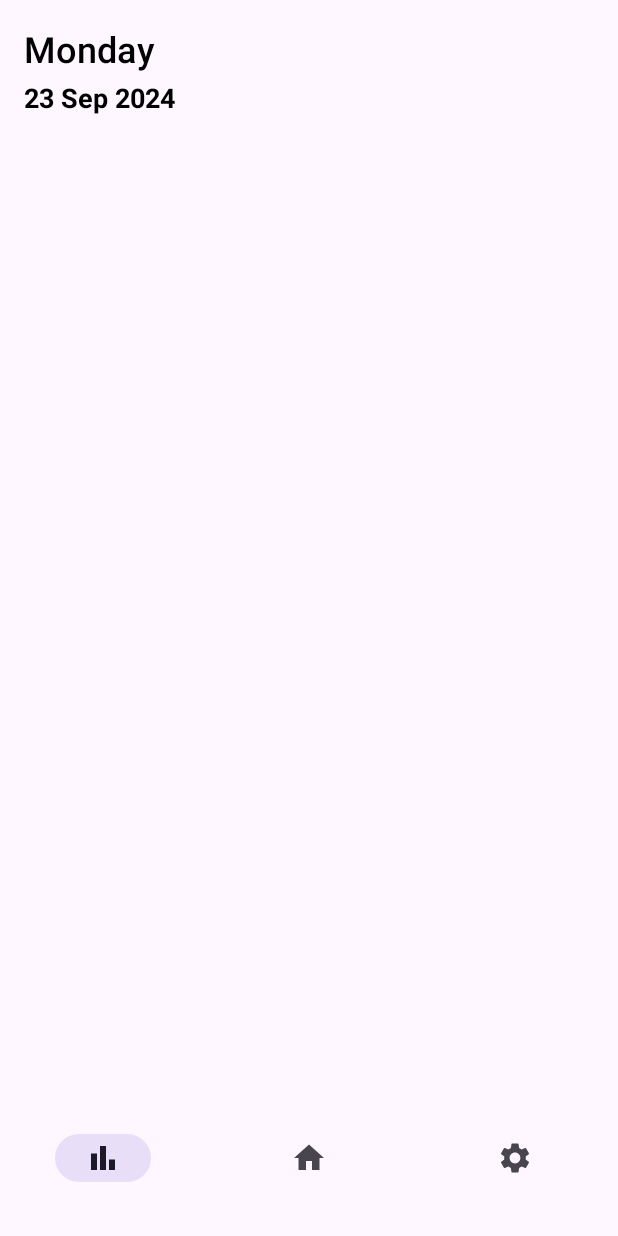
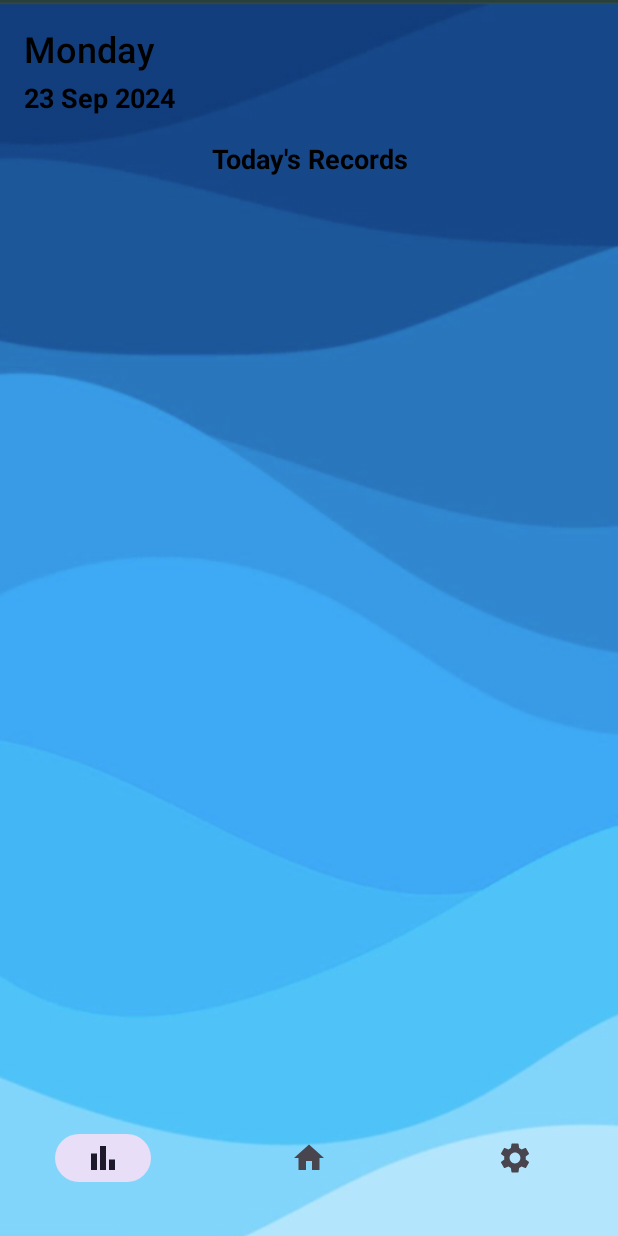
Before and after one commit to tiakavousi/WaterWise, an Android app: the HistoryActivity screen opened directly, with no data from a screen before it, on a phone screen of 412 x 824 dp. Run offline under Robolectric (Android 15) with nearby library versions, the light colour scheme and no system bars; our stand-ins replace Firebase (no records; nobody signed in at launch, a user with empty details on screens opened directly).

Commit message:
records moved to history page

```diff
--- a/app/src/main/java/com/example/WaterWise/HistoryActivity.java
+++ b/app/src/main/java/com/example/WaterWise/HistoryActivity.java
@@ -6,28 +6,40 @@ import android.view.Menu;
 import android.widget.TextView;
 
 import androidx.appcompat.app.AppCompatActivity;
+import androidx.lifecycle.ViewModelProvider;
+import androidx.recyclerview.widget.LinearLayoutManager;
+import androidx.recyclerview.widget.RecyclerView;
 
 import com.google.android.material.bottomnavigation.BottomNavigationView;
+import com.google.firebase.auth.FirebaseAuth;
 
 import java.text.SimpleDateFormat;
+import java.util.ArrayList;
 import java.util.Date;
+import java.util.List;
 import java.util.Locale;
 
 public class HistoryActivity extends AppCompatActivity {
-
-    private FirestoreHelper firestoreHelper;
+    private List<Record> records = new ArrayList<>();
+    private RecordAdapter adapter;
+    private DataModel dataModel;
+    private FirestoreHelper firestoreHelper = new FirestoreHelper();
     private TextView dayOfWeekTextView, dateTextView;
+    private String userId = FirebaseAuth.getInstance().getCurrentUser().getUid();
 
     @Override
     protected void onCreate(Bundle savedInstanceState) {
         super.onCreate(savedInstanceState);
         setContentView(R.layout.activity_history);
+        dataModel = new ViewModelProvider(this).get(DataModel.class);
+        firestoreHelper = new FirestoreHelper();
 
         dayOfWeekTextView = findViewById(R.id.dayOfWeekTextView);
         dateTextView = findViewById(R.id.dateTextView);
-        firestoreHelper = new FirestoreHelper();
 
         displayDayOfWeek();
+        setupRecyclerView();
+        fetchTodaysRecords();
 
         // Bottom NavBar
         BottomNavigationView bottomNavigationView = findViewById(R.id.bottom_navigation);
@@ -46,6 +58,20 @@ public class HistoryActivity extends AppCompatActivity {
         });
     }
 
+    private void setupRecyclerView() {
+        RecyclerView recyclerView = findViewById(R.id.recyclerView);
+        recyclerView.setLayoutManager(new LinearLayoutManager(this));
+        adapter = new RecordAdapter(records);
+        recyclerView.setAdapter(adapter);
+    }
+
+    private void fetchTodaysRecords() {
+        String currentDate = new SimpleDateFormat("yyyy-MM-dd", Locale.getDefault()).format(new Date());
+        dataModel.getRecords().observe(this, records -> {
+            adapter.setRecords(records);
+            adapter.notifyDataSetChanged();
+        });
+    }
     public void displayDayOfWeek() {
         Date currentDate = new Date();
 
--- a/app/src/main/java/com/example/WaterWise/MainActivity.java
+++ b/app/src/main/java/com/example/WaterWise/MainActivity.java
@@ -6,8 +6,6 @@ import android.view.Menu;
 
 import androidx.appcompat.app.AppCompatActivity;
 import androidx.lifecycle.ViewModelProvider;
-import androidx.recyclerview.widget.LinearLayoutManager;
-import androidx.recyclerview.widget.RecyclerView;
 
 import com.example.WaterWise.charts.ChartManager;
 import com.github.mikephil.charting.charts.PieChart;
@@ -65,8 +63,6 @@ public class MainActivity extends AppCompatActivity {
         Record newRecord = new Record(currentTime,currentDate, amount);
         records.add(newRecord);
         dataModel.addRecord(newRecord);
-        // Notify the adapter that a new item has been added
-        adapter.notifyItemInserted(records.size() - 1);
         firestoreHelper.saveWaterIntakeRecord(currentTime,currentDate, amount);
     }
 
@@ -77,16 +73,6 @@ public class MainActivity extends AppCompatActivity {
         setContentView(R.layout.activity_main);
         pieChart = findViewById(R.id.pieChart);
         chartManager = new ChartManager<>(pieChart);
-
-        RecyclerView recyclerView = findViewById(R.id.recyclerView);
-        recyclerView.setLayoutManager(new LinearLayoutManager(this));
-        adapter = new RecordAdapter(records);
-        recyclerView.setAdapter(adapter);
-
-        dataModel.getRecords().observe(this, records -> {
-            adapter.setRecords(records);
-            adapter.notifyDataSetChanged();
-        });
 
         bottomNavigationView = findViewById(R.id.bottom_navigation);
         Menu menu = bottomNavigationView.getMenu();
@@ -125,8 +111,6 @@ public class MainActivity extends AppCompatActivity {
     protected void onResume() {
         super.onResume();
         fetchUserData();
-
-        // Ensure the pie chart is up to date when returning to MainActivity
         if (dataModel.getGoal().getValue() != null && dataModel.getIntake().getValue() != null) {
             updatePieChart(dataModel.getGoal().getValue(), dataModel.getIntake().getValue());
         }
--- a/app/src/main/res/layout/activity_history.xml
+++ b/app/src/main/res/layout/activity_history.xml
@@ -1,8 +1,11 @@
 <?xml version="1.0" encoding="utf-8"?>
-<androidx.constraintlayout.widget.ConstraintLayout xmlns:android="http://schemas.android.com/apk/res/android"
+<androidx.constraintlayout.widget.ConstraintLayout
+    xmlns:android="http://schemas.android.com/apk/res/android"
     android:layout_width="match_parent"
     android:layout_height="match_parent"
-    xmlns:app="http://schemas.android.com/apk/res-auto">
+    android:background="@drawable/pagebkg"
+    xmlns:app="http://schemas.android.com/apk/res-auto"
+    xmlns:tools="http://schemas.android.com/tools">
 
     <!-- Day of the week -->
     <TextView
@@ -32,6 +35,37 @@
         app:layout_constraintTop_toBottomOf="@id/dayOfWeekTextView"
         app:layout_constraintStart_toStartOf="parent" />
 
+    <!-- Title for Today's Records -->
+    <TextView
+        android:id="@+id/todaysRecordsTitle"
+        android:layout_width="wrap_content"
+        android:layout_height="wrap_content"
+        android:text="Today's Records"
+        android:textSize="18sp"
+        android:textStyle="bold"
+        android:textColor="@android:color/black"
+        app:layout_constraintTop_toBottomOf="@id/dateTextView"
+        app:layout_constraintLeft_toLeftOf="parent"
+        app:layout_constraintRight_toRightOf="parent"
+        android:layout_marginTop="16dp"
+        android:layout_marginLeft="16dp"
+        android:layout_marginRight="16dp"
+        android:gravity="center_horizontal"/>
+
+    <!-- RecyclerView for displaying records -->
+    <androidx.recyclerview.widget.RecyclerView
+        android:id="@+id/recyclerView"
+        android:layout_width="0dp"
+        android:layout_height="0dp"
+        android:layout_marginTop="16dp"
+        android:layout_marginLeft="16dp"
+        android:layout_marginRight="16dp"
+        app:layout_constraintTop_toBottomOf="@id/todaysRecordsTitle"
+        app:layout_constraintLeft_toLeftOf="parent"
+        app:layout_constraintRight_toRightOf="parent"
+        app:layout_constraintBottom_toTopOf="@id/bottom_navigation"
+        tools:listitem="@layout/item_record" />
+
     <!-- Bottom Navigation Bar -->
     <com.google.android.material.bottomnavigation.BottomNavigationView
         android:id="@+id/bottom_navigation"
--- a/app/src/main/res/layout/activity_main.xml
+++ b/app/src/main/res/layout/activity_main.xml
@@ -1,7 +1,6 @@
 <androidx.constraintlayout.widget.ConstraintLayout xmlns:android="http://schemas.android.com/apk/res/android"
     xmlns:app="http://schemas.android.com/apk/res-auto"
     android:layout_width="match_parent"
-    xmlns:tools="http://schemas.android.com/tools"
     android:background="@drawable/pagebkg"
     android:layout_height="match_parent">
 
@@ -13,37 +12,6 @@
         app:layout_constraintTop_toTopOf="parent"
         app:layout_constraintLeft_toLeftOf="parent"
         app:layout_constraintRight_toRightOf="parent"/>
-
-    <!-- Title for Today's Records -->
-    <TextView
-        android:id="@+id/todaysRecordsTitle"
-        android:layout_width="wrap_content"
-        android:layout_height="wrap_content"
-        android:text="Today's Records"
-        android:textSize="18sp"
-        android:textStyle="bold"
-        android:textColor="@android:color/black"
-        app:layout_constraintTop_toBottomOf="@id/pieChart"
-        app:layout_constraintLeft_toLeftOf="parent"
-        app:layout_constraintRight_toRightOf="parent"
-        android:layout_marginTop="16dp"
-        android:layout_marginLeft="16dp"
-        android:layout_marginRight="16dp"
-        android:gravity="center_horizontal"/>
-
-    <!-- RecyclerView for displaying records -->
-    <androidx.recyclerview.widget.RecyclerView
-        android:id="@+id/recyclerView"
-        android:layout_width="0dp"
-        android:layout_height="0dp"
-        android:layout_marginTop="16dp"
-        android:layout_marginLeft="16dp"
-        android:layout_marginRight="16dp"
-        app:layout_constraintTop_toBottomOf="@id/todaysRecordsTitle"
-        app:layout_constraintLeft_toLeftOf="parent"
-        app:layout_constraintRight_toRightOf="parent"
-        app:layout_constraintBottom_toTopOf="@id/bottom_navigation"
-        tools:listitem="@layout/item_record" />
 
     <FrameLayout
         android:id="@+id/container"
```
